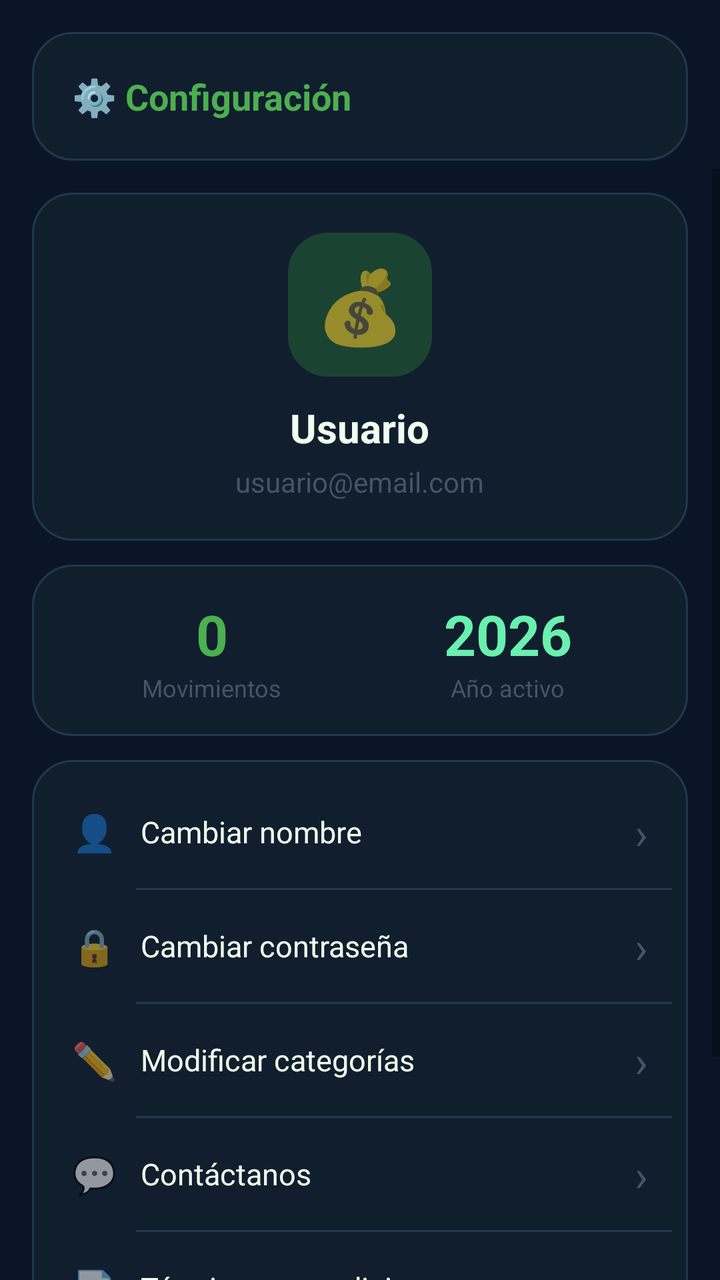
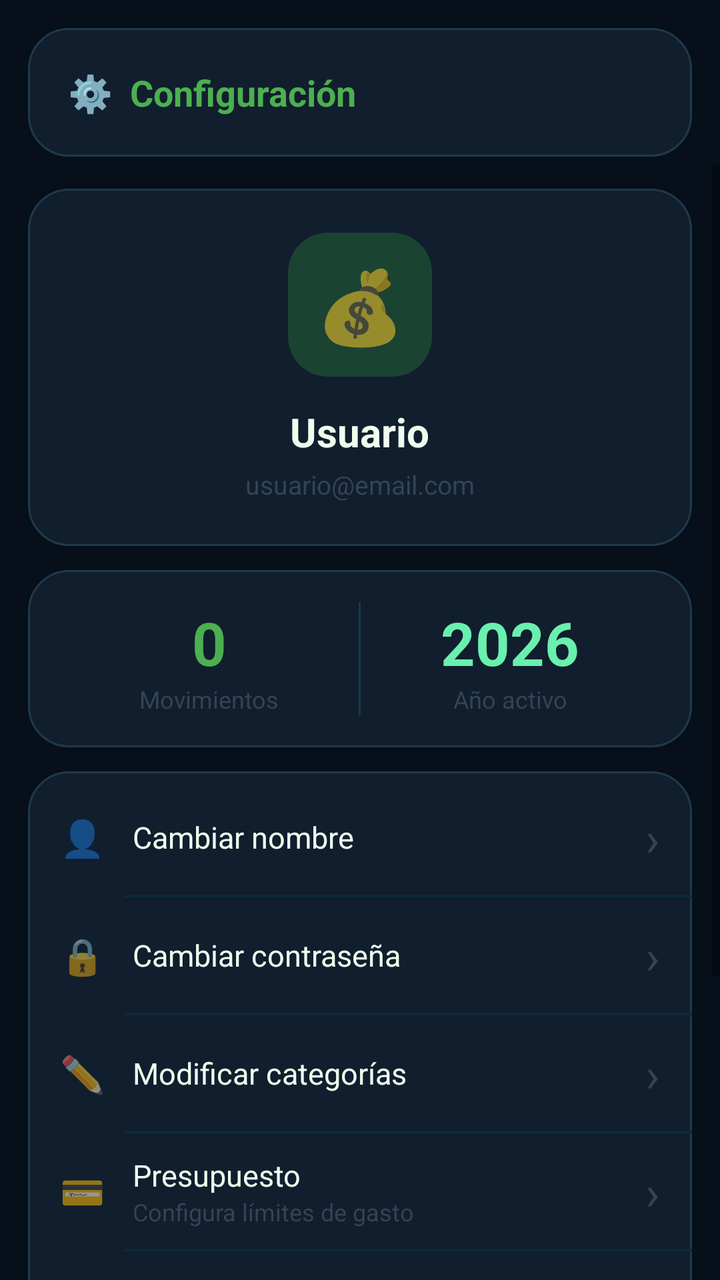

Screens rendered from an Android XML layout before and after an edit, with the pre-edit source and the edit as a unified diff.
<!-- AndroidManifest.xml: application theme Theme.MiPrimeraApp -->
<!-- res/layout/fragment_cuenta.xml -->
<?xml version="1.0" encoding="utf-8"?>
<LinearLayout xmlns:android="http://schemas.android.com/apk/res/android"
    android:layout_width="match_parent"
    android:layout_height="match_parent"
    android:orientation="vertical"
    android:background="#0A1628">

    <LinearLayout android:layout_width="match_parent" android:layout_height="wrap_content"
        android:background="@drawable/finanzas_card_background" android:padding="20dp"
        android:layout_marginStart="16dp" android:layout_marginEnd="16dp"
        android:layout_marginTop="16dp" android:layout_marginBottom="4dp">
        <TextView android:layout_width="match_parent" android:layout_height="wrap_content"
            android:text="⚙️ Configuración" android:textColor="#4CAF50"
            android:textSize="18sp" android:textStyle="bold"/>
    </LinearLayout>

    <ScrollView android:layout_width="match_parent" android:layout_height="match_parent">
        <LinearLayout android:layout_width="match_parent" android:layout_height="wrap_content"
            android:orientation="vertical"
            android:paddingStart="16dp" android:paddingEnd="16dp" android:paddingBottom="24dp">

            
            <LinearLayout android:layout_width="match_parent" android:layout_height="wrap_content"
                android:orientation="vertical"
                android:background="@drawable/finanzas_card_background"
                android:padding="20dp" android:gravity="center"
                android:layout_marginTop="12dp" android:layout_marginBottom="12dp">
                <TextView android:layout_width="72dp" android:layout_height="72dp"
                    android:gravity="center" android:text="💰" android:textSize="36sp"
                    android:background="@drawable/finanzas_badge_ingreso"/>
                <TextView android:id="@+id/tvNombreCuenta"
                    android:layout_width="wrap_content" android:layout_height="wrap_content"
                    android:text="Usuario" android:textColor="#EEFFEE"
                    android:textSize="20sp" android:textStyle="bold"
                    android:layout_marginTop="12dp"/>
                <TextView android:id="@+id/tvEmailCuenta"
                    android:layout_width="wrap_content" android:layout_height="wrap_content"
                    android:text="usuario@email.com" android:textColor="#445566"
                    android:textSize="14sp" android:layout_marginTop="4dp"/>
            </LinearLayout>

            
            <LinearLayout android:layout_width="match_parent" android:layout_height="wrap_content"
                android:orientation="horizontal"
                android:background="@drawable/finanzas_card_background"
                android:padding="16dp" android:layout_marginBottom="12dp">
                <LinearLayout android:layout_width="0dp" android:layout_height="wrap_content"
                    android:layout_weight="1" android:orientation="vertical"
                    android:gravity="center">
                    <TextView android:id="@+id/tvTotalMovimientos"
                        android:layout_width="wrap_content" android:layout_height="wrap_content"
                        android:text="0" android:textColor="#4CAF50"
                        android:textSize="28sp" android:textStyle="bold"/>
                    <TextView android:layout_width="wrap_content" android:layout_height="wrap_content"
                        android:text="Movimientos" android:textColor="#445566" android:textSize="12sp"/>
                </LinearLayout>
                <LinearLayout android:layout_width="0dp" android:layout_height="wrap_content"
                    android:layout_weight="1" android:orientation="vertical"
                    android:gravity="center">
                    <TextView android:id="@+id/tvMesActivo"
                        android:layout_width="wrap_content" android:layout_height="wrap_content"
                        android:text="2026" android:textColor="#69F0AE"
                        android:textSize="28sp" android:textStyle="bold"/>
                    <TextView android:layout_width="wrap_content" android:layout_height="wrap_content"
                        android:text="Año activo" android:textColor="#445566" android:textSize="12sp"/>
                </LinearLayout>
            </LinearLayout>

            
            <LinearLayout android:layout_width="match_parent" android:layout_height="wrap_content"
                android:orientation="vertical"
                android:background="@drawable/finanzas_card_background"
                android:padding="8dp" android:layout_marginBottom="12dp">

                <LinearLayout android:id="@+id/filaCambiarNombre"
                    android:layout_width="match_parent" android:layout_height="56dp"
                    android:orientation="horizontal" android:gravity="center_vertical"
                    android:padding="12dp" android:clickable="true" android:focusable="true">
                    <TextView android:layout_width="wrap_content" android:layout_height="wrap_content"
                        android:text="👤" android:textSize="18sp" android:layout_marginEnd="12dp"/>
                    <TextView android:layout_width="0dp" android:layout_height="wrap_content"
                        android:layout_weight="1" android:text="Cambiar nombre"
                        android:textColor="#EEFFEE" android:textSize="15sp"/>
                    <TextView android:layout_width="wrap_content" android:layout_height="wrap_content"
                        android:text="›" android:textColor="#445566" android:textSize="22sp"/>
                </LinearLayout>

                <View android:layout_width="match_parent" android:layout_height="1dp"
                    android:background="#1E3A4A" android:layout_marginStart="44dp"/>

                <LinearLayout android:id="@+id/filaCambiarContrasena"
                    android:layout_width="match_parent" android:layout_height="56dp"
                    android:orientation="horizontal" android:gravity="center_vertical"
                    android:padding="12dp" android:clickable="true" android:focusable="true">
                    <TextView android:layout_width="wrap_content" android:layout_height="wrap_content"
                        android:text="🔒" android:textSize="18sp" android:layout_marginEnd="12dp"/>
                    <TextView android:layout_width="0dp" android:layout_height="wrap_content"
                        android:layout_weight="1" android:text="Cambiar contraseña"
                        android:textColor="#EEFFEE" android:textSize="15sp"/>
                    <TextView android:layout_width="wrap_content" android:layout_height="wrap_content"
                        android:text="›" android:textColor="#445566" android:textSize="22sp"/>
                </LinearLayout>

                <View android:layout_width="match_parent" android:layout_height="1dp"
                    android:background="#1E3A4A" android:layout_marginStart="44dp"/>

                <LinearLayout android:id="@+id/filaModificarRegistros"
                    android:layout_width="match_parent" android:layout_height="56dp"
                    android:orientation="horizontal" android:gravity="center_vertical"
                    android:padding="12dp" android:clickable="true" android:focusable="true">
                    <TextView android:layout_width="wrap_content" android:layout_height="wrap_content"
                        android:text="✏️" android:textSize="18sp" android:layout_marginEnd="12dp"/>
                    <TextView android:layout_width="0dp" android:layout_height="wrap_content"
                        android:layout_weight="1" android:text="Modificar categorías"
                        android:textColor="#EEFFEE" android:textSize="15sp"/>
                    <TextView android:layout_width="wrap_content" android:layout_height="wrap_content"
                        android:text="›" android:textColor="#445566" android:textSize="22sp"/>
                </LinearLayout>

                <View android:layout_width="match_parent" android:layout_height="1dp"
                    android:background="#1E3A4A" android:layout_marginStart="44dp"/>

                <LinearLayout android:id="@+id/filaContacto"
                    android:layout_width="match_parent" android:layout_height="56dp"
                    android:orientation="horizontal" android:gravity="center_vertical"
                    android:padding="12dp" android:clickable="true" android:focusable="true">
                    <TextView android:layout_width="wrap_content" android:layout_height="wrap_content"
                        android:text="💬" android:textSize="18sp" android:layout_marginEnd="12dp"/>
                    <TextView android:layout_width="0dp" android:layout_height="wrap_content"
                        android:layout_weight="1" android:text="Contáctanos"
                        android:textColor="#EEFFEE" android:textSize="15sp"/>
                    <TextView android:layout_width="wrap_content" android:layout_height="wrap_content"
                        android:text="›" android:textColor="#445566" android:textSize="22sp"/>
                </LinearLayout>

                <View android:layout_width="match_parent" android:layout_height="1dp"
                    android:background="#1E3A4A" android:layout_marginStart="44dp"/>

                <LinearLayout android:id="@+id/filaTerminos"
                    android:layout_width="match_parent" android:layout_height="56dp"
                    android:orientation="horizontal" android:gravity="center_vertical"
                    android:padding="12dp" android:clickable="true" android:focusable="true">
                    <TextView android:layout_width="wrap_content" android:layout_height="wrap_content"
                        android:text="📄" android:textSize="18sp" android:layout_marginEnd="12dp"/>
                    <TextView android:layout_width="0dp" android:layout_height="wrap_content"
                        android:layout_weight="1" android:text="Términos y condiciones"
                        android:textColor="#EEFFEE" android:textSize="15sp"/>
                    <TextView android:layout_width="wrap_content" android:layout_height="wrap_content"
                        android:text="›" android:textColor="#445566" android:textSize="22sp"/>
                </LinearLayout>

            </LinearLayout>

            <Button android:id="@+id/btnCerrarSesionFinanzas"
                android:layout_width="match_parent" android:layout_height="56dp"
                android:text="CERRAR SESIÓN" android:textAllCaps="false"
                android:textColor="#FFFFFF" android:textSize="15sp" android:textStyle="bold"
                android:backgroundTint="#C62828" android:layout_marginTop="8dp"/>

        </LinearLayout>
    </ScrollView>
</LinearLayout>
<!-- resources referenced by this layout -->
<resources>
  <!-- drawable finanzas_badge_ingreso (drawable) -->
  <?xml version="1.0" encoding="utf-8"?>
  <shape xmlns:android="http://schemas.android.com/apk/res/android"
      android:shape="rectangle">
      <solid android:color="#1B4332" />
      <corners android:radius="20dp" />
  </shape>
  <!-- drawable finanzas_card_background (drawable) -->
  <?xml version="1.0" encoding="utf-8"?>
  <shape xmlns:android="http://schemas.android.com/apk/res/android"
      android:shape="rectangle">
      <solid android:color="#111E2E" />
      <corners android:radius="20dp" />
      <stroke android:width="1dp" android:color="#1E3A4A" />
  </shape>
  <style name="Theme.MiPrimeraApp" parent="Theme.MaterialComponents.DayNight.NoActionBar">
          <item name="colorPrimary">#1B5E20</item>
          <item name="colorPrimaryVariant">#2E7D32</item>
          <item name="colorOnPrimary">#FFFFFF</item>
          <item name="colorSecondary">#00BFA5</item>
          <item name="colorOnSecondary">#FFFFFF</item>
          <item name="android:statusBarColor">#0A1628</item>
          <item name="android:navigationBarColor">#0A1628</item>
          <item name="android:windowBackground">#0A1628</item>
      </style>
</resources>

<!-- the commit's change to res/layout/fragment_cuenta.xml (unified diff, before → after) -->
@@ -3,27 +3,28 @@
     android:layout_width="match_parent"
     android:layout_height="match_parent"
     android:orientation="vertical"
-    android:background="#0A1628">
+    android:background="#060F1A">
 
     <LinearLayout android:layout_width="match_parent" android:layout_height="wrap_content"
         android:background="@drawable/finanzas_card_background" android:padding="20dp"
-        android:layout_marginStart="16dp" android:layout_marginEnd="16dp"
-        android:layout_marginTop="16dp" android:layout_marginBottom="4dp">
+        android:layout_marginStart="14dp" android:layout_marginEnd="14dp"
+        android:layout_marginTop="14dp" android:layout_marginBottom="4dp">
         <TextView android:layout_width="match_parent" android:layout_height="wrap_content"
-            android:text="⚙️ Configuración" android:textColor="#4CAF50"
+            android:text="⚙️  Configuración" android:textColor="#4CAF50"
             android:textSize="18sp" android:textStyle="bold"/>
     </LinearLayout>
 
-    <ScrollView android:layout_width="match_parent" android:layout_height="match_parent">
+    <ScrollView android:layout_width="match_parent" android:layout_height="match_parent"
+        android:overScrollMode="never">
         <LinearLayout android:layout_width="match_parent" android:layout_height="wrap_content"
             android:orientation="vertical"
-            android:paddingStart="16dp" android:paddingEnd="16dp" android:paddingBottom="24dp">
+            android:paddingStart="14dp" android:paddingEnd="14dp" android:paddingBottom="28dp">
 
             
             <LinearLayout android:layout_width="match_parent" android:layout_height="wrap_content"
                 android:orientation="vertical"
                 android:background="@drawable/finanzas_card_background"
-                android:padding="20dp" android:gravity="center"
+                android:padding="22dp" android:gravity="center"
                 android:layout_marginTop="12dp" android:layout_marginBottom="12dp">
                 <TextView android:layout_width="72dp" android:layout_height="72dp"
                     android:gravity="center" android:text="💰" android:textSize="36sp"
@@ -32,11 +33,11 @@
                     android:layout_width="wrap_content" android:layout_height="wrap_content"
                     android:text="Usuario" android:textColor="#EEFFEE"
                     android:textSize="20sp" android:textStyle="bold"
-                    android:layout_marginTop="12dp"/>
+                    android:layout_marginTop="14dp"/>
                 <TextView android:id="@+id/tvEmailCuenta"
                     android:layout_width="wrap_content" android:layout_height="wrap_content"
-                    android:text="usuario@email.com" android:textColor="#445566"
-                    android:textSize="14sp" android:layout_marginTop="4dp"/>
+                    android:text="usuario@email.com" android:textColor="#334455"
+                    android:textSize="13sp" android:layout_marginTop="4dp"/>
             </LinearLayout>
 
             
@@ -50,19 +51,23 @@
                     <TextView android:id="@+id/tvTotalMovimientos"
                         android:layout_width="wrap_content" android:layout_height="wrap_content"
                         android:text="0" android:textColor="#4CAF50"
-                        android:textSize="28sp" android:textStyle="bold"/>
-                    <TextView android:layout_width="wrap_content" android:layout_height="wrap_content"
-                        android:text="Movimientos" android:textColor="#445566" android:textSize="12sp"/>
-                </LinearLayout>
+                        android:textSize="30sp" android:textStyle="bold"/>
+                    <TextView android:layout_width="wrap_content" android:layout_height="wrap_content"
+                        android:text="Movimientos" android:textColor="#334455"
+                        android:textSize="12sp"/>
+                </LinearLayout>
+                <View android:layout_width="1dp" android:layout_height="match_parent"
+                    android:background="#1A3A4A"/>
                 <LinearLayout android:layout_width="0dp" android:layout_height="wrap_content"
                     android:layout_weight="1" android:orientation="vertical"
                     android:gravity="center">
                     <TextView android:id="@+id/tvMesActivo"
                         android:layout_width="wrap_content" android:layout_height="wrap_content"
                         android:text="2026" android:textColor="#69F0AE"
-                        android:textSize="28sp" android:textStyle="bold"/>
-                    <TextView android:layout_width="wrap_content" android:layout_height="wrap_content"
-                        android:text="Año activo" android:textColor="#445566" android:textSize="12sp"/>
+                        android:textSize="30sp" android:textStyle="bold"/>
+                    <TextView android:layout_width="wrap_content" android:layout_height="wrap_content"
+                        android:text="Año activo" android:textColor="#334455"
+                        android:textSize="12sp"/>
                 </LinearLayout>
             </LinearLayout>
 
@@ -70,92 +75,133 @@
             <LinearLayout android:layout_width="match_parent" android:layout_height="wrap_content"
                 android:orientation="vertical"
                 android:background="@drawable/finanzas_card_background"
-                android:padding="8dp" android:layout_marginBottom="12dp">
-
+                android:paddingTop="4dp" android:paddingBottom="4dp"
+                android:layout_marginBottom="12dp">
+
+                
                 <LinearLayout android:id="@+id/filaCambiarNombre"
-                    android:layout_width="match_parent" android:layout_height="56dp"
-                    android:orientation="horizontal" android:gravity="center_vertical"
-                    android:padding="12dp" android:clickable="true" android:focusable="true">
-                    <TextView android:layout_width="wrap_content" android:layout_height="wrap_content"
-                        android:text="👤" android:textSize="18sp" android:layout_marginEnd="12dp"/>
+                    android:layout_width="match_parent" android:layout_height="58dp"
+                    android:orientation="horizontal" android:gravity="center_vertical"
+                    android:paddingStart="16dp" android:paddingEnd="16dp"
+                    android:clickable="true" android:focusable="true"
+                    android:background="?android:attr/selectableItemBackground">
+                    <TextView android:layout_width="wrap_content" android:layout_height="wrap_content"
+                        android:text="👤" android:textSize="18sp" android:layout_marginEnd="14dp"/>
                     <TextView android:layout_width="0dp" android:layout_height="wrap_content"
                         android:layout_weight="1" android:text="Cambiar nombre"
                         android:textColor="#EEFFEE" android:textSize="15sp"/>
                     <TextView android:layout_width="wrap_content" android:layout_height="wrap_content"
-                        android:text="›" android:textColor="#445566" android:textSize="22sp"/>
-                </LinearLayout>
-
-                <View android:layout_width="match_parent" android:layout_height="1dp"
-                    android:background="#1E3A4A" android:layout_marginStart="44dp"/>
-
+                        android:text="›" android:textColor="#334455" android:textSize="24sp"/>
+                </LinearLayout>
+
+                <View android:layout_width="match_parent" android:layout_height="1dp"
+                    android:background="#0D2A3A" android:layout_marginStart="48dp"/>
+
+                
                 <LinearLayout android:id="@+id/filaCambiarContrasena"
-                    android:layout_width="match_parent" android:layout_height="56dp"
-                    android:orientation="horizontal" android:gravity="center_vertical"
-                    android:padding="12dp" android:clickable="true" android:focusable="true">
-                    <TextView android:layout_width="wrap_content" android:layout_height="wrap_content"
-                        android:text="🔒" android:textSize="18sp" android:layout_marginEnd="12dp"/>
+                    android:layout_width="match_parent" android:layout_height="58dp"
+                    android:orientation="horizontal" android:gravity="center_vertical"
+                    android:paddingStart="16dp" android:paddingEnd="16dp"
+                    android:clickable="true" android:focusable="true"
+                    android:background="?android:attr/selectableItemBackground">
+                    <TextView android:layout_width="wrap_content" android:layout_height="wrap_content"
+                        android:text="🔒" android:textSize="18sp" android:layout_marginEnd="14dp"/>
                     <TextView android:layout_width="0dp" android:layout_height="wrap_content"
                         android:layout_weight="1" android:text="Cambiar contraseña"
                         android:textColor="#EEFFEE" android:textSize="15sp"/>
                     <TextView android:layout_width="wrap_content" android:layout_height="wrap_content"
-                        android:text="›" android:textColor="#445566" android:textSize="22sp"/>
-                </LinearLayout>
-
-                <View android:layout_width="match_parent" android:layout_height="1dp"
-                    android:background="#1E3A4A" android:layout_marginStart="44dp"/>
-
+                        android:text="›" android:textColor="#334455" android:textSize="24sp"/>
+                </LinearLayout>
+
+                <View android:layout_width="match_parent" android:layout_height="1dp"
+                    android:background="#0D2A3A" android:layout_marginStart="48dp"/>
+
+                
                 <LinearLayout android:id="@+id/filaModificarRegistros"
-                    android:layout_width="match_parent" android:layout_height="56dp"
-                    android:orientation="horizontal" android:gravity="center_vertical"
-                    android:padding="12dp" android:clickable="true" android:focusable="true">
-                    <TextView android:layout_width="wrap_content" android:layout_height="wrap_content"
-                        android:text="✏️" android:textSize="18sp" android:layout_marginEnd="12dp"/>
+                    android:layout_width="match_parent" android:layout_height="58dp"
+                    android:orientation="horizontal" android:gravity="center_vertical"
+                    android:paddingStart="16dp" android:paddingEnd="16dp"
+                    android:clickable="true" android:focusable="true"
+                    android:background="?android:attr/selectableItemBackground">
+                    <TextView android:layout_width="wrap_content" android:layout_height="wrap_content"
+                        android:text="✏️" android:textSize="18sp" android:layout_marginEnd="14dp"/>
                     <TextView android:layout_width="0dp" android:layout_height="wrap_content"
                         android:layout_weight="1" android:text="Modificar categorías"
                         android:textColor="#EEFFEE" android:textSize="15sp"/>
                     <TextView android:layout_width="wrap_content" android:layout_height="wrap_content"
-                        android:text="›" android:textColor="#445566" android:textSize="22sp"/>
-                </LinearLayout>
-
-                <View android:layout_width="match_parent" android:layout_height="1dp"
-                    android:background="#1E3A4A" android:layout_marginStart="44dp"/>
-
+                        android:text="›" android:textColor="#334455" android:textSize="24sp"/>
+                </LinearLayout>
+
+                <View android:layout_width="match_parent" android:layout_height="1dp"
+                    android:background="#0D2A3A" android:layout_marginStart="48dp"/>
+
+                
+                <LinearLayout android:id="@+id/filaPresupuesto"
+                    android:layout_width="match_parent" android:layout_height="58dp"
+                    android:orientation="horizontal" android:gravity="center_vertical"
+                    android:paddingStart="16dp" android:paddingEnd="16dp"
+                    android:clickable="true" android:focusable="true"
+                    android:background="?android:attr/selectableItemBackground">
+                    <TextView android:layout_width="wrap_content" android:layout_height="wrap_content"
+                        android:text="💳" android:textSize="18sp" android:layout_marginEnd="14dp"/>
+                    <LinearLayout android:layout_width="0dp" android:layout_height="wrap_content"
+                        android:layout_weight="1" android:orientation="vertical">
+                        <TextView android:layout_width="wrap_content" android:layout_height="wrap_content"
+                            android:text="Presupuesto" android:textColor="#EEFFEE"
+                            android:textSize="15sp"/>
+                        <TextView android:layout_width="wrap_content" android:layout_height="wrap_content"
+                            android:text="Configura límites de gasto"
+                            android:textColor="#334455" android:textSize="12sp"/>
+                    </LinearLayout>
+                    <TextView android:layout_width="wrap_content" android:layout_height="wrap_content"
+                        android:text="›" android:textColor="#334455" android:textSize="24sp"/>
+                </LinearLayout>
+
+                <View android:layout_width="match_parent" android:layout_height="1dp"
+                    android:background="#0D2A3A" android:layout_marginStart="48dp"/>
+
+                
                 <LinearLayout android:id="@+id/filaContacto"
-                    android:layout_width="match_parent" android:layout_height="56dp"
-                    android:orientation="horizontal" android:gravity="center_vertical"
-                    android:padding="12dp" android:clickable="true" android:focusable="true">
-                    <TextView android:layout_width="wrap_content" android:layout_height="wrap_content"
-                        android:text="💬" android:textSize="18sp" android:layout_marginEnd="12dp"/>
+                    android:layout_width="match_parent" android:layout_height="58dp"
+                    android:orientation="horizontal" android:gravity="center_vertical"
+                    android:paddingStart="16dp" android:paddingEnd="16dp"
+                    android:clickable="true" android:focusable="true"
+                    android:background="?android:attr/selectableItemBackground">
+                    <TextView android:layout_width="wrap_content" android:layout_height="wrap_content"
+                        android:text="💬" android:textSize="18sp" android:layout_marginEnd="14dp"/>
                     <TextView android:layout_width="0dp" android:layout_height="wrap_content"
                         android:layout_weight="1" android:text="Contáctanos"
                         android:textColor="#EEFFEE" android:textSize="15sp"/>
                     <TextView android:layout_width="wrap_content" android:layout_height="wrap_content"
-                        android:text="›" android:textColor="#445566" android:textSize="22sp"/>
-                </LinearLayout>
-
-                <View android:layout_width="match_parent" android:layout_height="1dp"
-                    android:background="#1E3A4A" android:layout_marginStart="44dp"/>
-
+                        android:text="›" android:textColor="#334455" android:textSize="24sp"/>
+                </LinearLayout>
+
+                <View android:layout_width="match_parent" android:layout_height="1dp"
+                    android:background="#0D2A3A" android:layout_marginStart="48dp"/>
+
+                
                 <LinearLayout android:id="@+id/filaTerminos"
-                    android:layout_width="match_parent" android:layout_height="56dp"
-                    android:orientation="horizontal" android:gravity="center_vertical"
-                    android:padding="12dp" android:clickable="true" android:focusable="true">
-                    <TextView android:layout_width="wrap_content" android:layout_height="wrap_content"
-                        android:text="📄" android:textSize="18sp" android:layout_marginEnd="12dp"/>
+                    android:layout_width="match_parent" android:layout_height="58dp"
+                    android:orientation="horizontal" android:gravity="center_vertical"
+                    android:paddingStart="16dp" android:paddingEnd="16dp"
+                    android:clickable="true" android:focusable="true"
+                    android:background="?android:attr/selectableItemBackground">
+                    <TextView android:layout_width="wrap_content" android:layout_height="wrap_content"
+                        android:text="📄" android:textSize="18sp" android:layout_marginEnd="14dp"/>
                     <TextView android:layout_width="0dp" android:layout_height="wrap_content"
                         android:layout_weight="1" android:text="Términos y condiciones"
                         android:textColor="#EEFFEE" android:textSize="15sp"/>
                     <TextView android:layout_width="wrap_content" android:layout_height="wrap_content"
-                        android:text="›" android:textColor="#445566" android:textSize="22sp"/>
-                </LinearLayout>
-
+                        android:text="›" android:textColor="#334455" android:textSize="24sp"/>
+                </LinearLayout>
             </LinearLayout>
 
+            
             <Button android:id="@+id/btnCerrarSesionFinanzas"
-                android:layout_width="match_parent" android:layout_height="56dp"
+                android:layout_width="match_parent" android:layout_height="54dp"
                 android:text="CERRAR SESIÓN" android:textAllCaps="false"
                 android:textColor="#FFFFFF" android:textSize="15sp" android:textStyle="bold"
-                android:backgroundTint="#C62828" android:layout_marginTop="8dp"/>
+                android:backgroundTint="#8B0000" android:layout_marginTop="8dp"/>
 
         </LinearLayout>
     </ScrollView>
